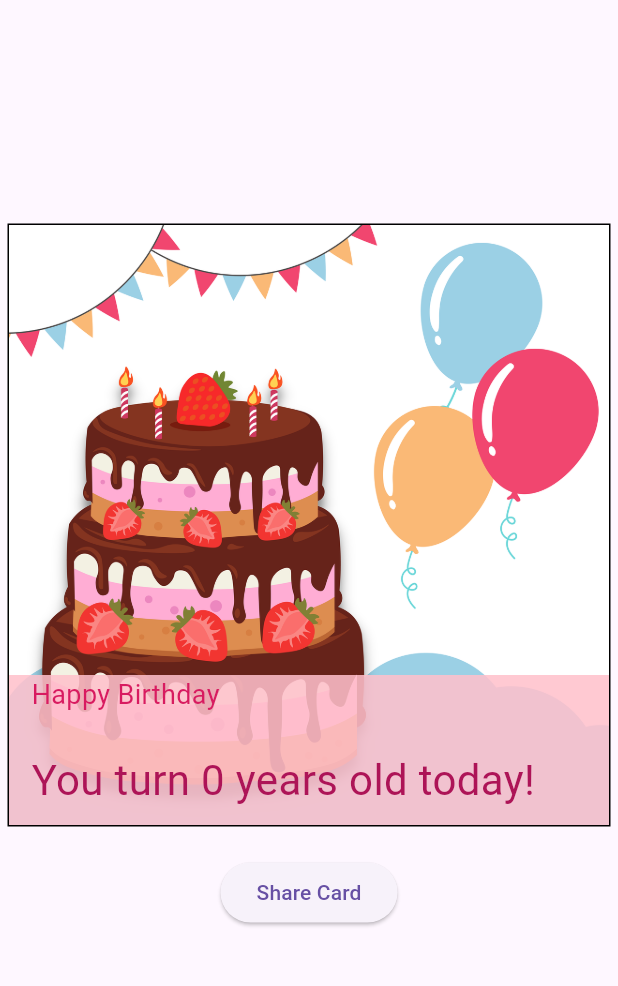
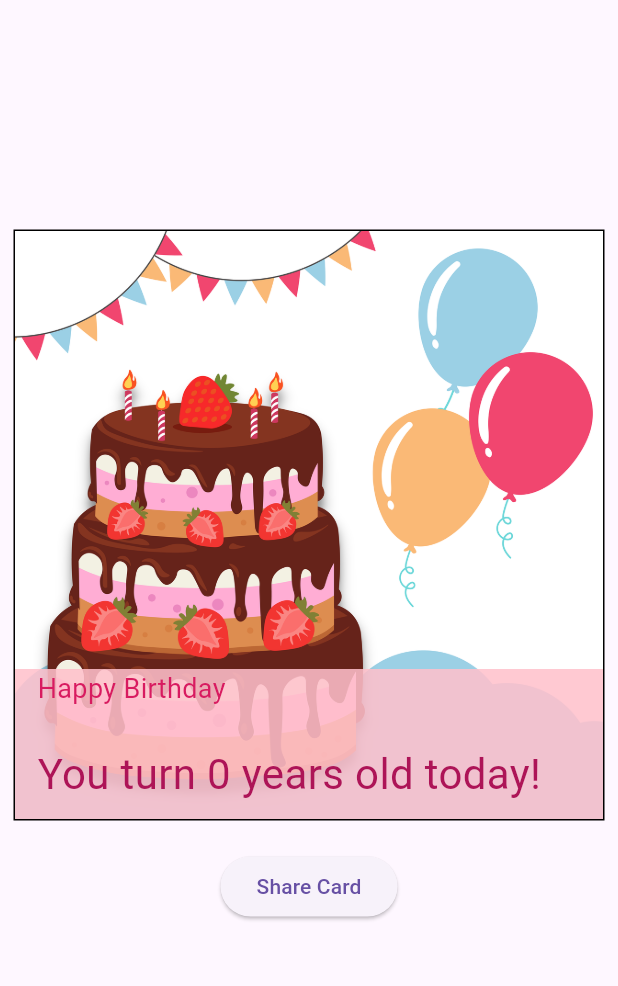
Before and after one commit to PjrCodes/wkshp_app, a Flutter app: the screen it shows after launch, after a tap on "Create Card", on a phone screen of 412 x 824 dp, the part 84-1070 px from its top. Run offline on Flutter 3.47's test engine with Material 3 defaults, Android fonts, the light colour scheme and no system bars; our stand-ins replace share_plus.

Commit message:
app is done

```diff
--- a/lib/card_page.dart
+++ b/lib/card_page.dart
@@ -18,6 +18,9 @@ class CardPage extends StatelessWidget {
 
   @override
   Widget build(BuildContext context) {
+
+    var myWidth = MediaQuery.of(context).size.width - 20;
+
     return Scaffold(
       appBar: AppBar(
         backgroundColor: Colors.purple.shade200,
@@ -39,23 +42,23 @@ class CardPage extends StatelessWidget {
                       'assets/images/card.png',
                       fit: BoxFit.contain,
                       alignment: Alignment.topCenter,
-                      height: 400,
-                      width: 400,
+                      height: myWidth,
+                      width: myWidth,
                     ),
-                    const Positioned(
-                      top: 300,
+                    Positioned(
+                      top: myWidth - 100,
                       left: 0,
                       child: SizedBox(
                         height: 100,
-                        width: 400,
-                        child: DecoratedBox(
+                        width: myWidth,
+                        child: const DecoratedBox(
                           decoration: BoxDecoration(
                               color: Color.fromARGB(220, 255, 192, 203)),
                         ),
                       ),
                     ),
                     Positioned(
-                      top: 300,
+                      top: myWidth - 100,
                       left: 15,
                       child: Text(
                         "Happy Birthday",
@@ -66,7 +69,7 @@ class CardPage extends StatelessWidget {
                       ),
                     ),
                     Positioned(
-                      top: 320,
+                      top: myWidth - 80,
                       left: 15,
                       child: SizedBox(
                         width: 360,
@@ -82,7 +85,7 @@ class CardPage extends StatelessWidget {
                       ),
                     ),
                     Positioned(
-                      top: 350,
+                      top: myWidth - 50,
                       left: 15,
                       child: Text(
                         'You turn ${DateTime.now().difference(birthDay).inDays ~/ 365} years old today!',
```
